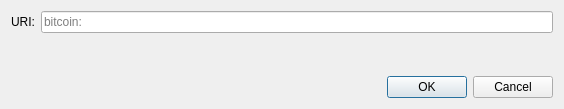
Before: the Qt Designer form src/qt/forms/openuridialog.ui in Ilankay/ilancoin, drawn with Qt 5.
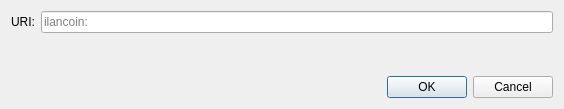
After: the same form once the commit is applied. Custom widgets are drawn as their Qt base class.

Commit message: changed names from bitcoin to ilancoin

What changed in the file:
```diff
--- a/src/qt/forms/openuridialog.ui
+++ b/src/qt/forms/openuridialog.ui
@@ -26,7 +26,7 @@
      <item>
       <widget class="QValidatedLineEdit" name="uriEdit">
        <property name="placeholderText">
-        <string notr="true">bitcoin:</string>
+        <string notr="true">ilancoin:</string>
        </property>
       </widget>
      </item>
```
Left out of the diff: 2 changed lines with no effect on the pictures. The commit also changes 1389 other files.
